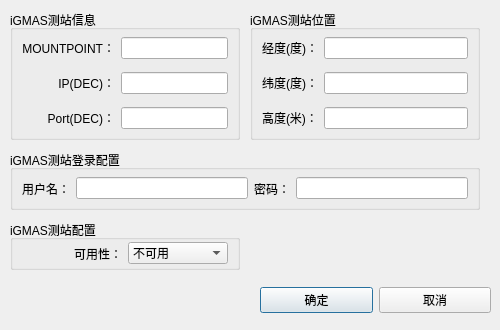
First picture: the form in widget/dialog/add_igmasstation_dialog.ui, repository yanghang8612/SMAMMainUI, before the edit.
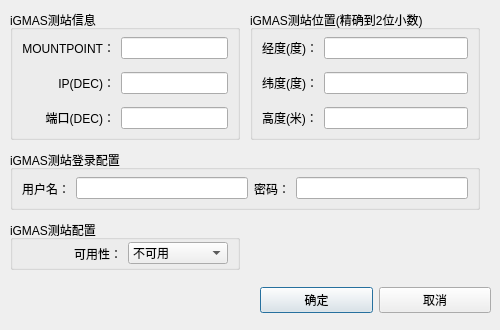
Second picture: the form after the edit.

Patch:
```diff
--- a/widget/dialog/add_igmasstation_dialog.ui
+++ b/widget/dialog/add_igmasstation_dialog.ui
@@ -61,7 +61,7 @@
     <item row="2" column="0">
      <widget class="QLabel" name="label_3">
       <property name="text">
-       <string>Port(DEC)：</string>
+       <string>端口(DEC)：</string>
       </property>
       <property name="alignment">
        <set>Qt::AlignRight|Qt::AlignTrailing|Qt::AlignVCenter</set>
@@ -118,7 +118,7 @@
     </rect>
    </property>
    <property name="title">
-    <string>iGMAS测站位置</string>
+    <string>iGMAS测站位置(精确到2位小数)</string>
    </property>
    <layout class="QGridLayout" name="gridLayout">
     <property name="topMargin">
```
